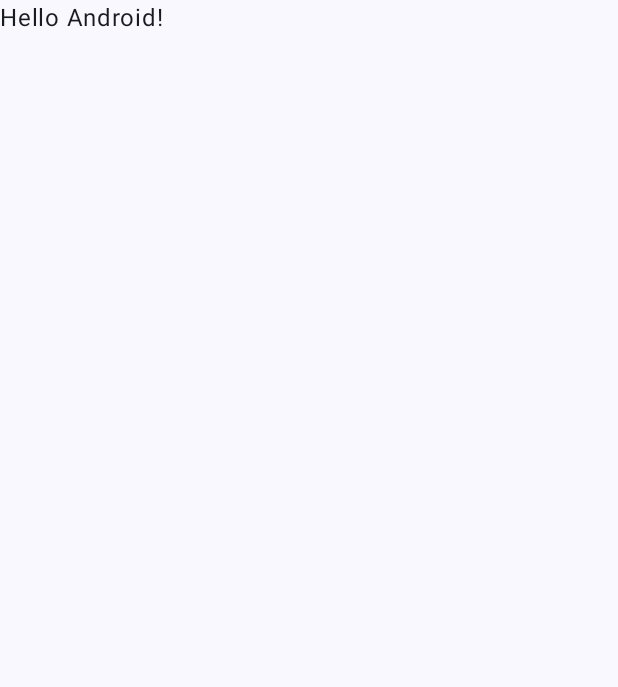
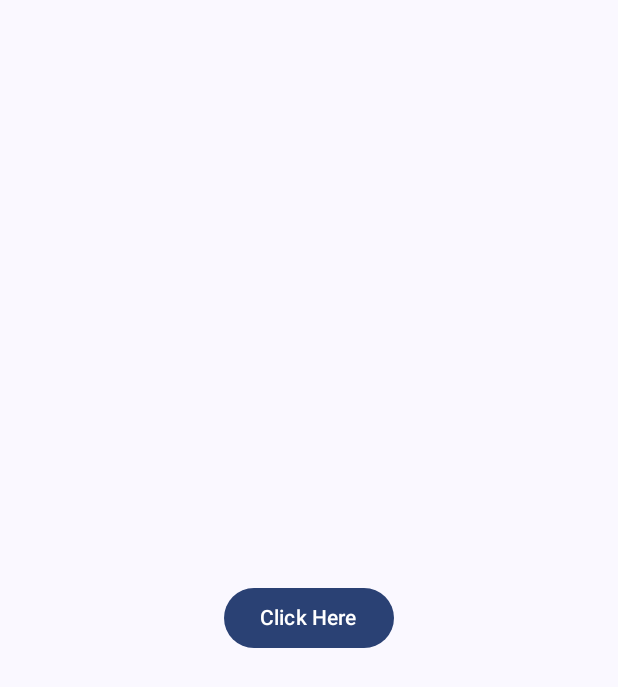
Before and after one commit to felipe-torress/into-the-darkness, an Android app built with Jetpack Compose: the screen it shows after launch (MainActivity), on a phone screen of 412 x 824 dp. Before the commit the part shown is almost empty. Shown: the top 687 px of the screen. Run offline under Robolectric (Android 15) with nearby library versions, the phone set to English and light mode, and no system bars.

Commit message:
feat: add button to center of application

```diff
--- a/app/src/main/java/com/example/intothedarkness/MainActivity.kt
+++ b/app/src/main/java/com/example/intothedarkness/MainActivity.kt
@@ -1,16 +1,19 @@
 package com.example.intothedarkness
 
+import android.icu.text.CaseMap
 import android.os.Bundle
 import androidx.activity.ComponentActivity
 import androidx.activity.compose.setContent
-import androidx.compose.foundation.layout.fillMaxSize
-import androidx.compose.material3.MaterialTheme
-import androidx.compose.material3.Surface
-import androidx.compose.material3.Text
+import androidx.compose.foundation.layout.*
+import androidx.compose.material3.*
 import androidx.compose.runtime.Composable
+import androidx.compose.ui.Alignment
 import androidx.compose.ui.Modifier
+import androidx.compose.ui.graphics.Color
 import androidx.compose.ui.tooling.preview.Preview
+import androidx.compose.ui.unit.dp
 import com.example.intothedarkness.ui.theme.IntoTheDarknessTheme
+import com.example.intothedarkness.ui.theme.Typography
 
 class MainActivity : ComponentActivity() {
     override fun onCreate(savedInstanceState: Bundle?) {
@@ -18,8 +21,11 @@ class MainActivity : ComponentActivity() {
         setContent {
             IntoTheDarknessTheme {
                 // A surface container using the 'background' color from the theme
-                Surface(modifier = Modifier.fillMaxSize(), color = MaterialTheme.colorScheme.background) {
-                    Greeting("Android")
+                Surface(
+                    modifier = Modifier.fillMaxSize(),
+                    color = MaterialTheme.colorScheme.background
+                ) {
+                    Greeting()
                 }
             }
         }
@@ -27,14 +33,25 @@ class MainActivity : ComponentActivity() {
 }
 
 @Composable
-fun Greeting(name: String) {
-    Text(text = "Hello $name!")
+fun Greeting() {
+    Column(
+        horizontalAlignment = Alignment.CenterHorizontally,
+        verticalArrangement = Arrangement.Center
+    ) {
+        Button(
+            onClick = { /*TODO*/ },
+            modifier = Modifier
+                .padding(80.dp)
+        ) {
+            Text(text = "Click Here")
+        }
+    }
 }
 
 @Preview(showBackground = true)
 @Composable
 fun DefaultPreview() {
     IntoTheDarknessTheme {
-        Greeting("Android")
+        Greeting()
     }
 }
```
